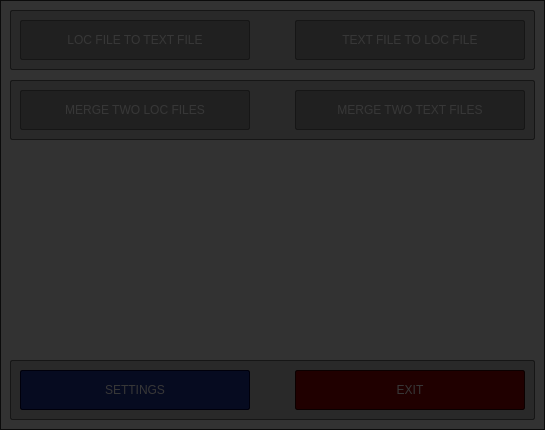
The window that src/Forms/MainWindow.ui (psv-git/BDOLang) describes before a commit, drawn with Qt 5.
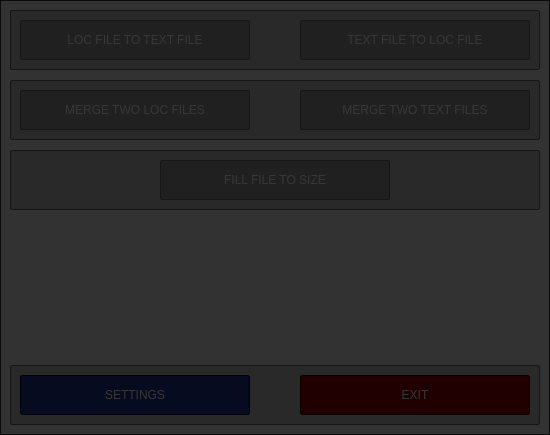
The same window after the commit. Icons and pictures are not drawn.

```diff
--- a/src/Forms/MainWindow.ui
+++ b/src/Forms/MainWindow.ui
@@ -6,10 +6,22 @@
    <rect>
     <x>0</x>
     <y>0</y>
-    <width>545</width>
-    <height>430</height>
+    <width>550</width>
+    <height>435</height>
    </rect>
   </property>
+  <property name="minimumSize">
+   <size>
+    <width>550</width>
+    <height>435</height>
+   </size>
+  </property>
+  <property name="maximumSize">
+   <size>
+    <width>550</width>
+    <height>435</height>
+   </size>
+  </property>
   <property name="contextMenuPolicy">
    <enum>Qt::NoContextMenu</enum>
   </property>
@@ -36,8 +48,8 @@
     <property name="geometry">
      <rect>
       <x>10</x>
-      <y>360</y>
-      <width>525</width>
+      <y>365</y>
+      <width>530</width>
       <height>60</height>
      </rect>
     </property>
@@ -109,7 +121,7 @@
      </property>
      <property name="geometry">
       <rect>
-       <x>285</x>
+       <x>290</x>
        <y>10</y>
        <width>230</width>
        <height>40</height>
@@ -151,7 +163,7 @@
      <rect>
       <x>10</x>
       <y>10</y>
-      <width>525</width>
+      <width>530</width>
       <height>60</height>
      </rect>
     </property>
@@ -217,7 +229,7 @@
     <widget class="QPushButton" name="ttbButton">
      <property name="geometry">
       <rect>
-       <x>285</x>
+       <x>290</x>
        <y>10</y>
        <width>230</width>
        <height>40</height>
@@ -259,7 +271,7 @@
      <rect>
       <x>10</x>
       <y>80</y>
-      <width>525</width>
+      <width>530</width>
       <height>60</height>
      </rect>
     </property>
@@ -328,7 +340,7 @@
      </property>
      <property name="geometry">
       <rect>
-       <x>285</x>
+       <x>290</x>
        <y>10</y>
        <width>230</width>
        <height>40</height>
@@ -365,6 +377,75 @@
      </property>
     </widget>
    </widget>
+   <widget class="QFrame" name="frame3">
+    <property name="geometry">
+     <rect>
+      <x>10</x>
+      <y>150</y>
+      <width>530</width>
+      <height>60</height>
+     </rect>
+    </property>
+    <property name="contextMenuPolicy">
+     <enum>Qt::NoContextMenu</enum>
+    </property>
+    <property name="styleSheet">
+     <string notr="true">QFrame {
+	background-color: rgb(190, 190, 190);
+	
+	border: 1px solid  rgb(100, 100, 100);
+	border-radius: 2px;
+}</string>
+    </property>
+    <property name="frameShape">
+     <enum>QFrame::StyledPanel</enum>
+    </property>
+    <property name="frameShadow">
+     <enum>QFrame::Raised</enum>
+    </property>
+    <widget class="QPushButton" name="ftsButton">
+     <property name="enabled">
+      <bool>true</bool>
+     </property>
+     <property name="geometry">
+      <rect>
+       <x>150</x>
+       <y>10</y>
+       <width>230</width>
+       <height>40</height>
+      </rect>
+     </property>
+     <property name="focusPolicy">
+      <enum>Qt::StrongFocus</enum>
+     </property>
+     <property name="contextMenuPolicy">
+      <enum>Qt::NoContextMenu</enum>
+     </property>
+     <property name="styleSheet">
+      <string notr="true">QPushButton {
+	font: 75 12pt &quot;Liberation Sans&quot;;
+	color: rgb(255, 255, 255);
+
+	background-color: rgb(150, 150, 150);
+
+	border: 1px solid  rgb(100, 100, 100);
+	border-radius: 2px;
+}
+
+QPushButton:hover {
+	background-color: rgb(160, 160, 160);
+}
+
+QPushButton:disabled {
+	background-color: rgb(190, 190, 190);
+}
+</string>
+     </property>
+     <property name="text">
+      <string>FILL FILE TO SIZE</string>
+     </property>
+    </widget>
+   </widget>
    <widget class="QFrame" name="glass">
     <property name="enabled">
      <bool>true</bool>
@@ -373,8 +454,8 @@
      <rect>
       <x>0</x>
       <y>0</y>
-      <width>545</width>
-      <height>430</height>
+      <width>550</width>
+      <height>435</height>
      </rect>
     </property>
     <property name="contextMenuPolicy">
```
